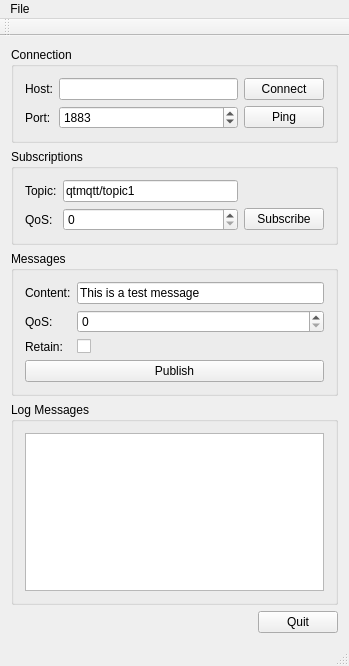
Old version of the form examples/mqtt/subscriptions/mainwindow.ui in the repository qt/qtmqtt.
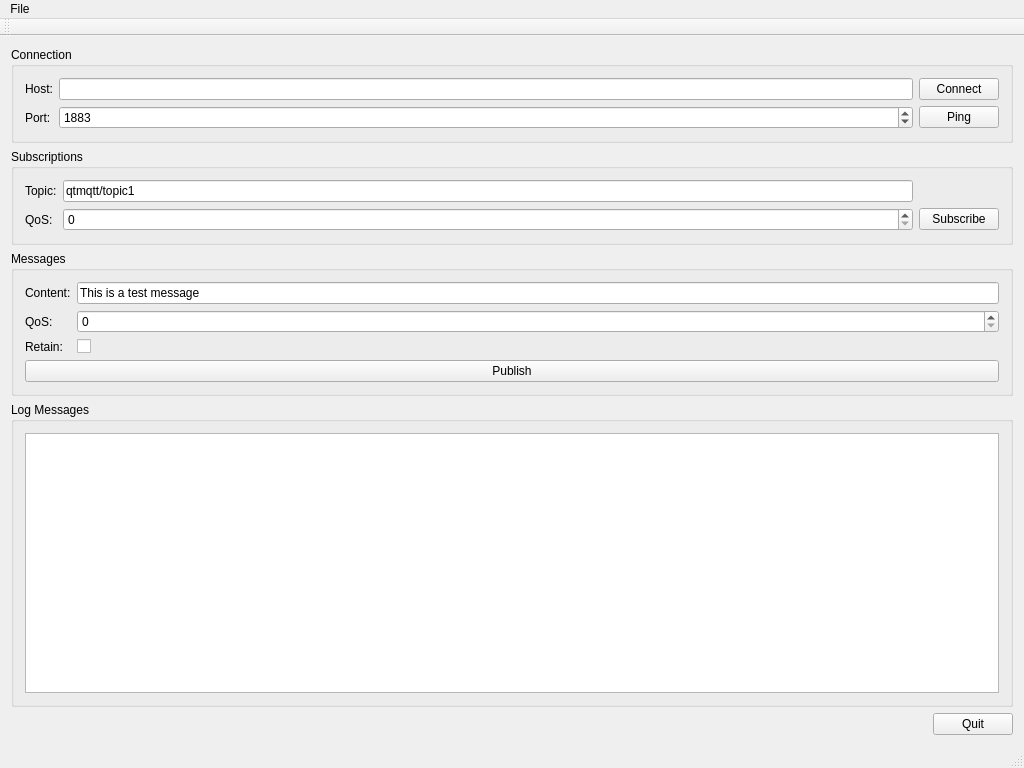
New version of the form.

Commit message:
Resize example user interfaces
On some displays they appeared too small.

The edit to the form file:
```diff
--- a/examples/mqtt/subscriptions/mainwindow.ui
+++ b/examples/mqtt/subscriptions/mainwindow.ui
@@ -6,8 +6,8 @@
    <rect>
     <x>0</x>
     <y>0</y>
-    <width>349</width>
-    <height>666</height>
+    <width>1024</width>
+    <height>768</height>
    </rect>
   </property>
   <property name="windowTitle">
@@ -226,7 +226,7 @@
     <rect>
      <x>0</x>
      <y>0</y>
-     <width>349</width>
+     <width>1024</width>
      <height>21</height>
     </rect>
    </property>
```
The commit also changes 1 other file.
